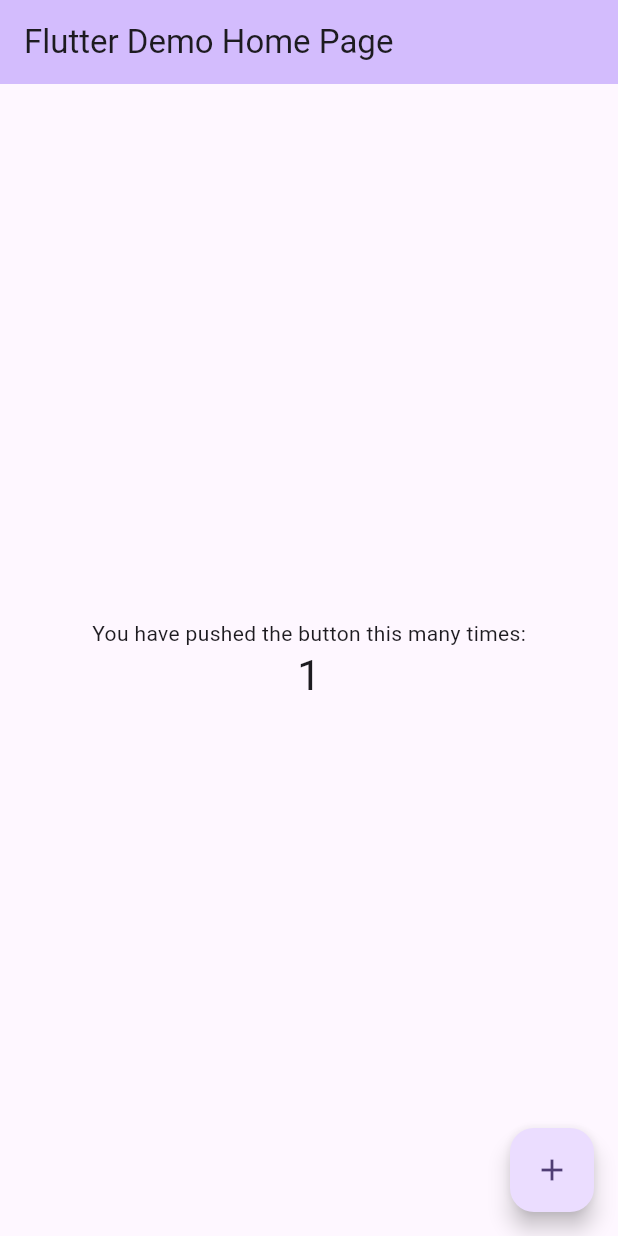
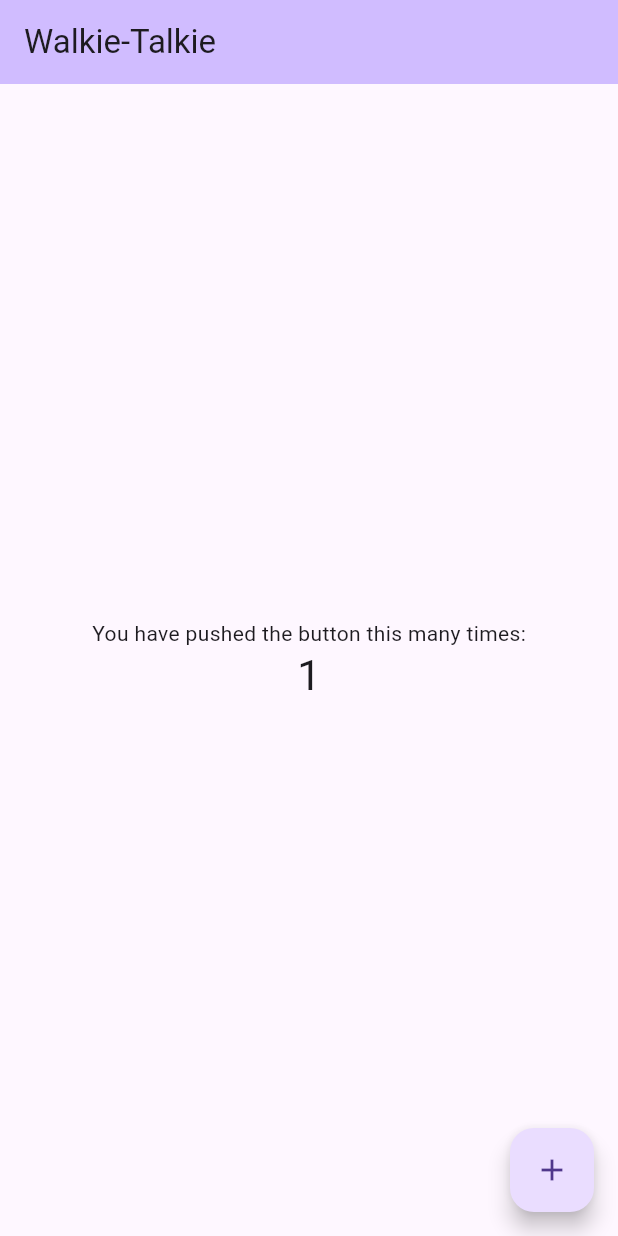
Before and after one commit to danielAsaboro/walkie_talkie, a Flutter app: the screen it shows after launch, after a tap on the "add" icon, on a phone screen of 412 x 824 dp. Run offline on Flutter 3.47's test engine with Material 2 defaults, Android fonts, the phone set to English and light mode, and no system bars; our stand-ins replace flutter_riverpod.

Commit message:
added riverpod

```diff
--- a/walkie_talkie/lib/main.dart
+++ b/walkie_talkie/lib/main.dart
@@ -1,37 +1,25 @@
 import 'package:flutter/material.dart';
+import 'package:flutter_riverpod/flutter_riverpod.dart';
 
 void main() {
-  runApp(const MyApp());
+  runApp(ProviderScope(
+    child: const MyApp(),
+  ));
 }
 
 class MyApp extends StatelessWidget {
   const MyApp({super.key});
 
-  // This widget is the root of your application.
   @override
   Widget build(BuildContext context) {
     return MaterialApp(
       title: 'Flutter Demo',
       theme: ThemeData(
-        // This is the theme of your application.
-        //
-        // TRY THIS: Try running your application with "flutter run". You'll see
-        // the application has a blue toolbar. Then, without quitting the app,
-        // try changing the seedColor in the colorScheme below to Colors.green
-        // and then invoke "hot reload" (save your changes or press the "hot
-        // reload" button in a Flutter-supported IDE, or press "r" if you used
-        // the command line to start the app).
-        //
-        // Notice that the counter didn't reset back to zero; the application
-        // state is not lost during the reload. To reset the state, use hot
-        // restart instead.
-        //
-        // This works for code too, not just values: Most code changes can be
-        // tested with just a hot reload.
-        colorScheme: ColorScheme.fromSeed(seedColor: Colors.deepPurple),
         useMaterial3: true,
       ),
-      home: const MyHomePage(title: 'Flutter Demo Home Page'),
+      home: const MyHomePage(
+        title: 'Walkie-Talkie',
+      ),
     );
   }
 }
--- a/walkie_talkie/pubspec.yaml
+++ b/walkie_talkie/pubspec.yaml
@@ -30,6 +30,7 @@ environment:
 dependencies:
   flutter:
     sdk: flutter
+  flutter_riverpod: ^2.4.5
 
 
   # The following adds the Cupertino Icons font to your application.
```
Also changed, not shown: walkie_talkie/pubspec.lock.
